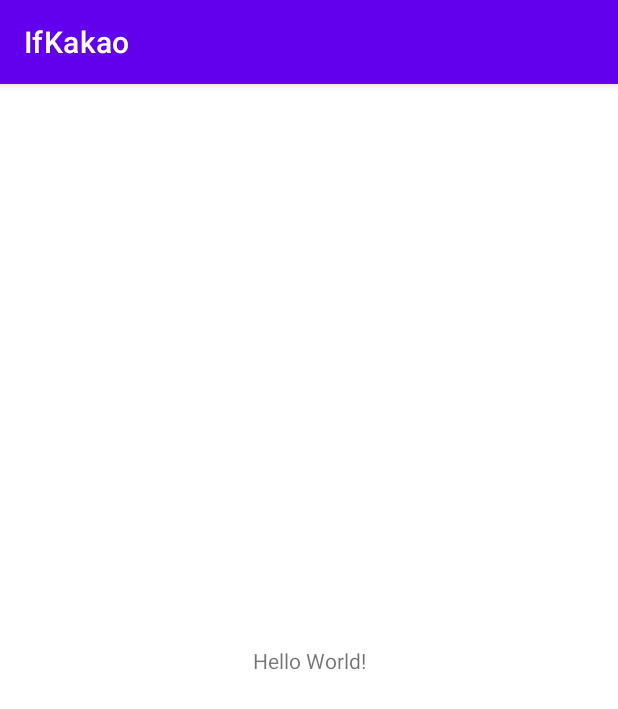
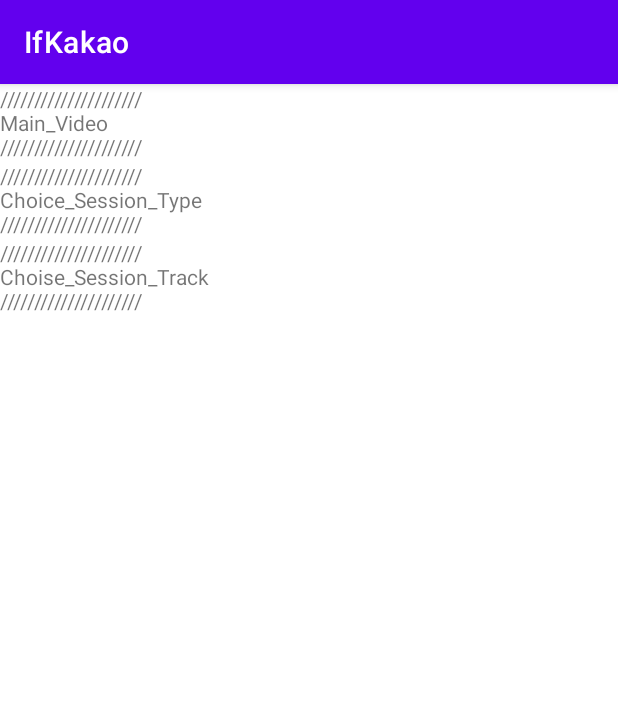
Before and after one commit to 2023newkrew/android-ifkakao, an Android app: the screen it shows after launch (MainActivity), on a phone screen of 412 x 824 dp. Shown: the top 709 px of the screen. Run offline under Robolectric (Android 15) with nearby library versions, the phone set to English and light mode, and no system bars; our stand-ins replace Dagger/Hilt's generated code; pictures from the network do not load; 1 statement that could not run was skipped.

Commit message:
feat: MainActivity에 Fragment 여러개 스크롤 가능하도록 배치

```diff
--- a/app/build.gradle
+++ b/app/build.gradle
@@ -35,14 +35,15 @@ android {
 
 dependencies {
 
-    implementation 'androidx.core:core-ktx:1.7.0'
+    implementation 'androidx.core:core-ktx:1.9.0'
     implementation 'androidx.appcompat:appcompat:1.6.0'
-    implementation 'com.google.android.material:material:1.7.0'
+    implementation 'com.google.android.material:material:1.8.0'
     implementation 'androidx.constraintlayout:constraintlayout:2.1.4'
     testImplementation 'junit:junit:4.13.2'
     androidTestImplementation 'androidx.test.ext:junit:1.1.5'
     androidTestImplementation 'androidx.test.espresso:espresso-core:3.5.1'
     implementation 'androidx.activity:activity-ktx:1.6.1'
+    implementation "androidx.fragment:fragment-ktx:1.5.5"
     implementation 'androidx.lifecycle:lifecycle-livedata-ktx:2.5.1'
 
     // okhttp
--- a/app/src/main/AndroidManifest.xml
+++ b/app/src/main/AndroidManifest.xml
@@ -17,7 +17,7 @@
         android:theme="@style/Theme.IfKakao"
         tools:targetApi="31">
         <activity
-            android:name=".presenter.MainActivity"
+            android:name=".presenter.activity.MainActivity"
             android:exported="true">
             <intent-filter>
                 <action android:name="android.intent.action.MAIN" />
--- a/app/src/main/java/com/example/ifkakao/di/component/MainComponent.kt
+++ b/app/src/main/java/com/example/ifkakao/di/component/MainComponent.kt
@@ -1,6 +1,6 @@
 package com.example.ifkakao.di.component
 
-import com.example.ifkakao.presenter.MainActivity
+import com.example.ifkakao.presenter.activity.MainActivity
 import dagger.Subcomponent
 
 @Subcomponent
--- a/app/src/main/java/com/example/ifkakao/presenter/MainActivity.kt
+++ /dev/null
@@ -1,26 +0,0 @@
-package com.example.ifkakao.presenter
-
-import androidx.appcompat.app.AppCompatActivity
-import android.os.Bundle
-import com.example.ifkakao.R
-import com.example.ifkakao.di.MyApplication
-import com.example.ifkakao.di.component.MainComponent
-import javax.inject.Inject
-
-class MainActivity : AppCompatActivity() {
-
-    @Inject
-    lateinit var mainComponent: MainComponent
-
-    @Inject
-    lateinit var viewModel: MainViewModel
-
-    override fun onCreate(savedInstanceState: Bundle?) {
-        mainComponent = (application as MyApplication).appComponent.mainComponent().create()
-        mainComponent.inject(this)
-        super.onCreate(savedInstanceState)
-        setContentView(R.layout.activity_main)
-
-        viewModel.load()
-    }
-}
--- /dev/null
+++ b/app/src/main/java/com/example/ifkakao/presenter/activity/MainActivity.kt
@@ -0,0 +1,40 @@
+package com.example.ifkakao.presenter.activity
+
+import androidx.appcompat.app.AppCompatActivity
+import android.os.Bundle
+import androidx.fragment.app.add
+import androidx.fragment.app.commit
+import com.example.ifkakao.R
+import com.example.ifkakao.di.MyApplication
+import com.example.ifkakao.di.component.MainComponent
+import com.example.ifkakao.presenter.fragment.ChoiceSessionTrackFragment
+import com.example.ifkakao.presenter.fragment.ChoiceSessionTypeFragment
+import com.example.ifkakao.presenter.fragment.MainVideoFragment
+import com.example.ifkakao.presenter.viewmodel.MainActivityViewModel
+import javax.inject.Inject
+
+class MainActivity : AppCompatActivity() {
+
+    @Inject
+    lateinit var mainComponent: MainComponent
+
+    @Inject
+    lateinit var viewModel: MainActivityViewModel
+
+    override fun onCreate(savedInstanceState: Bundle?) {
+        mainComponent = (application as MyApplication).appComponent.mainComponent().create()
+        mainComponent.inject(this)
+        super.onCreate(savedInstanceState)
+        setContentView(R.layout.activity_main)
+        if (savedInstanceState == null) {
+            supportFragmentManager.commit {
+                setReorderingAllowed(true)
+                add<MainVideoFragment>(R.id.main_video_fragment_container_view)
+                add<ChoiceSessionTypeFragment>(R.id.choice_session_type_fragment_container_view)
+                add<ChoiceSessionTrackFragment>(R.id.choice_session_track_fragment_container_view)
+            }
+        }
+
+//        viewModel.load()
+    }
+}
--- /dev/null
+++ b/app/src/main/java/com/example/ifkakao/presenter/fragment/ChoiceSessionTrackFragment.kt
@@ -0,0 +1,23 @@
+package com.example.ifkakao.presenter.fragment
+
+import android.os.Bundle
+import androidx.fragment.app.Fragment
+import android.view.LayoutInflater
+import android.view.View
+import android.view.ViewGroup
+import com.example.ifkakao.R
+
+class ChoiceSessionTrackFragment : Fragment() {
+
+    override fun onCreate(savedInstanceState: Bundle?) {
+        super.onCreate(savedInstanceState)
+    }
+
+    override fun onCreateView(
+        inflater: LayoutInflater, container: ViewGroup?,
+        savedInstanceState: Bundle?
+    ): View? {
+        // Inflate the layout for this fragment
+        return inflater.inflate(R.layout.fragment_choice_session_track, container, false)
+    }
+}
--- /dev/null
+++ b/app/src/main/java/com/example/ifkakao/presenter/fragment/ChoiceSessionTypeFragment.kt
@@ -0,0 +1,23 @@
+package com.example.ifkakao.presenter.fragment
+
+import android.os.Bundle
+import androidx.fragment.app.Fragment
+import android.view.LayoutInflater
+import android.view.View
+import android.view.ViewGroup
+import com.example.ifkakao.R
+
+class ChoiceSessionTypeFragment : Fragment() {
+
+    override fun onCreate(savedInstanceState: Bundle?) {
+        super.onCreate(savedInstanceState)
+    }
+
+    override fun onCreateView(
+        inflater: LayoutInflater, container: ViewGroup?,
+        savedInstanceState: Bundle?
+    ): View? {
+        // Inflate the layout for this fragment
+        return inflater.inflate(R.layout.fragment_choice_session_type, container, false)
+    }
+}
--- /dev/null
+++ b/app/src/main/java/com/example/ifkakao/presenter/fragment/MainVideoFragment.kt
@@ -0,0 +1,24 @@
+package com.example.ifkakao.presenter.fragment
+
+import android.os.Bundle
+import androidx.fragment.app.Fragment
+import android.view.LayoutInflater
+import android.view.View
+import android.view.ViewGroup
+import com.example.ifkakao.R
+
+class MainVideoFragment : Fragment() {
+
+    override fun onCreate(savedInstanceState: Bundle?) {
+        super.onCreate(savedInstanceState)
+    }
+
+    override fun onCreateView(
+        inflater: LayoutInflater, container: ViewGroup?,
+        savedInstanceState: Bundle?
+    ): View? {
+        // Inflate the layout for this fragment
+        return inflater.inflate(R.layout.fragment_main_video, container, false)
+    }
+
+}
--- a/app/src/main/java/com/example/ifkakao/presenter/MainViewModel.kt
+++ b/app/src/main/java/com/example/ifkakao/presenter/viewmodel/MainActivityViewModel.kt
@@ -1,13 +1,13 @@
-package com.example.ifkakao.presenter
+package com.example.ifkakao.presenter.viewmodel
 
 import android.util.Log
-import com.example.ifkakao.domain.repository.SessionRepository
-import javax.inject.Inject
 import androidx.lifecycle.ViewModel
 import androidx.lifecycle.viewModelScope
+import com.example.ifkakao.domain.repository.SessionRepository
 import kotlinx.coroutines.launch
+import javax.inject.Inject
 
-class MainViewModel @Inject constructor(private val sessionRepository: SessionRepository) : ViewModel() {
+class MainActivityViewModel @Inject constructor(private val sessionRepository: SessionRepository) : ViewModel() {
     fun load() {
         viewModelScope.launch {
             val testLog = sessionRepository.getSessions()
--- a/app/src/main/res/layout/activity_main.xml
+++ b/app/src/main/res/layout/activity_main.xml
@@ -1,18 +1,33 @@
 <?xml version="1.0" encoding="utf-8"?>
-<androidx.constraintlayout.widget.ConstraintLayout xmlns:android="http://schemas.android.com/apk/res/android"
-    xmlns:app="http://schemas.android.com/apk/res-auto"
+<ScrollView xmlns:android="http://schemas.android.com/apk/res/android"
     xmlns:tools="http://schemas.android.com/tools"
     android:layout_width="match_parent"
     android:layout_height="match_parent"
-    tools:context=".presenter.MainActivity">
+    tools:context=".presenter.activity.MainActivity">
 
-    <TextView
-        android:layout_width="wrap_content"
+    <LinearLayout
+        android:layout_width="match_parent"
         android:layout_height="wrap_content"
-        android:text="Hello World!"
-        app:layout_constraintBottom_toBottomOf="parent"
-        app:layout_constraintEnd_toEndOf="parent"
-        app:layout_constraintStart_toStartOf="parent"
-        app:layout_constraintTop_toTopOf="parent" />
+        android:orientation="vertical">
 
-</androidx.constraintlayout.widget.ConstraintLayout>
+        <androidx.fragment.app.FragmentContainerView
+            android:id="@+id/main_video_fragment_container_view"
+            android:layout_width="match_parent"
+            android:layout_height="wrap_content"
+            tools:layout="@layout/fragment_main_video" />
+
+        <androidx.fragment.app.FragmentContainerView
+            android:id="@+id/choice_session_type_fragment_container_view"
+            android:layout_width="match_parent"
+            android:layout_height="wrap_content"
+            tools:layout="@layout/fragment_choice_session_type" />
+
+        <androidx.fragment.app.FragmentContainerView
+            android:id="@+id/choice_session_track_fragment_container_view"
+            android:layout_width="match_parent"
+            android:layout_height="wrap_content"
+            tools:layout="@layout/fragment_choice_session_track" />
+
+    </LinearLayout>
+
+</ScrollView>
--- /dev/null
+++ b/app/src/main/res/layout/fragment_choice_session_track.xml
@@ -0,0 +1,13 @@
+<?xml version="1.0" encoding="utf-8"?>
+<FrameLayout xmlns:android="http://schemas.android.com/apk/res/android"
+    xmlns:tools="http://schemas.android.com/tools"
+    android:layout_width="match_parent"
+    android:layout_height="match_parent"
+    tools:context=".presenter.fragment.ChoiceSessionTrackFragment">
+
+    <TextView
+        android:layout_width="match_parent"
+        android:layout_height="match_parent"
+        android:text="/////////////////////\nChoise_Session_Track\n/////////////////////" />
+
+</FrameLayout>
--- /dev/null
+++ b/app/src/main/res/layout/fragment_choice_session_type.xml
@@ -0,0 +1,13 @@
+<?xml version="1.0" encoding="utf-8"?>
+<FrameLayout xmlns:android="http://schemas.android.com/apk/res/android"
+    xmlns:tools="http://schemas.android.com/tools"
+    android:layout_width="match_parent"
+    android:layout_height="match_parent"
+    tools:context=".presenter.fragment.ChoiceSessionTypeFragment">
+
+    <TextView
+        android:layout_width="match_parent"
+        android:layout_height="match_parent"
+        android:text="/////////////////////\nChoice_Session_Type\n/////////////////////" />
+
+</FrameLayout>
--- /dev/null
+++ b/app/src/main/res/layout/fragment_main_video.xml
@@ -0,0 +1,14 @@
+<?xml version="1.0" encoding="utf-8"?>
+<LinearLayout xmlns:android="http://schemas.android.com/apk/res/android"
+    xmlns:tools="http://schemas.android.com/tools"
+    android:layout_width="match_parent"
+    android:layout_height="match_parent"
+    android:orientation="vertical"
+    tools:context=".presenter.fragment.MainVideoFragment">
+
+    <TextView
+        android:layout_width="match_parent"
+        android:layout_height="match_parent"
+        android:text="/////////////////////\nMain_Video\n/////////////////////" />
+
+</LinearLayout>
```
